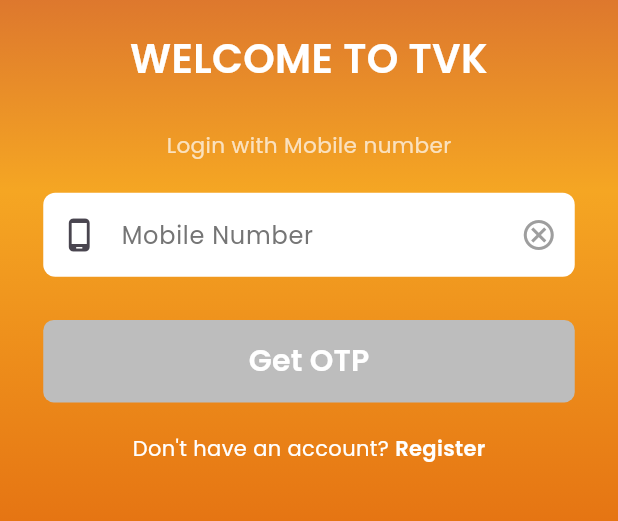
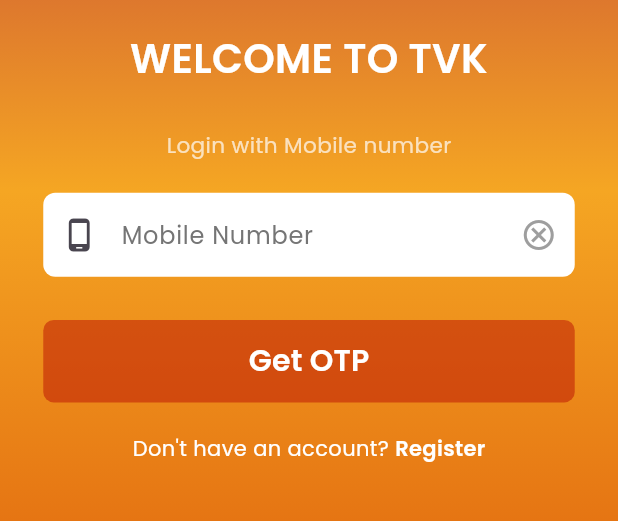
Before and after one commit to prasanna-venkatesh-m/complaints-grievance-app, a Flutter app: the screen it shows after launch, on a phone screen of 412 x 824 dp, the part 427-948 px from its top. Run offline on Flutter 3.47's test engine with Material 3 defaults, Android fonts, the phone set to English and light mode, and no system bars; our stand-ins replace go_router, marquee.

Commit message:
Feat : Login page disable color modified

```diff
--- a/lib/features/auth/pages/login_page.dart
+++ b/lib/features/auth/pages/login_page.dart
@@ -144,10 +144,11 @@
                           height: 55,
                           child: ElevatedButton(
                             style: ElevatedButton.styleFrom(
-                              backgroundColor: isMobileValid
-                                  ? const Color(0xffB30000)
-                                  : Colors.grey.shade400,
-                              disabledBackgroundColor: Colors.grey.shade400,
+                              backgroundColor: const Color(0xFFB30000),
+                              disabledBackgroundColor: const Color(
+                                0xFFB30000,
+                              ).withValues(alpha: 0.45),
+                              disabledForegroundColor: Colors.white54,
                               shape: RoundedRectangleBorder(
                                 borderRadius: BorderRadius.circular(7),
                               ),
```
